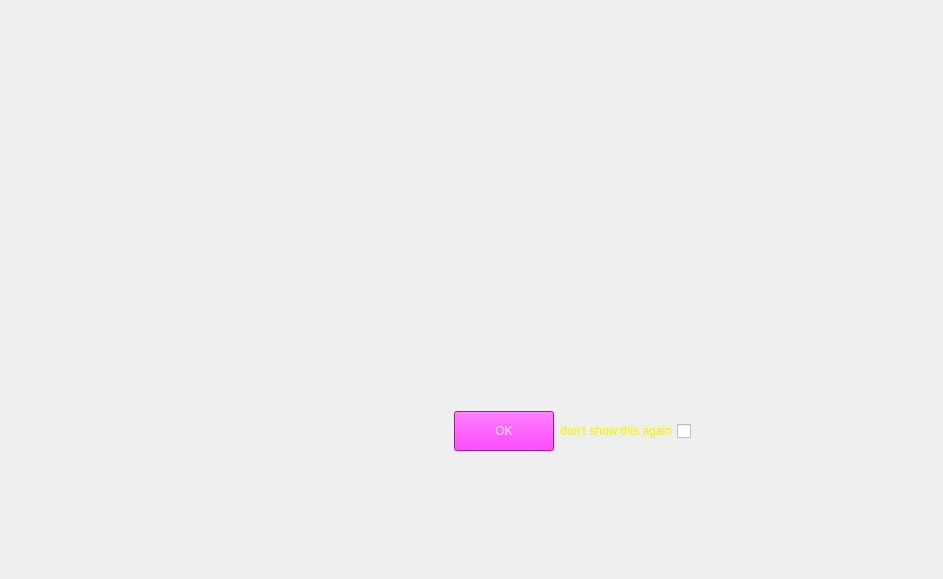
Old version of the form FunctionLib_UI/DlgHintBox.ui in the repository PoJenCheng/AitherBot_V2.1.
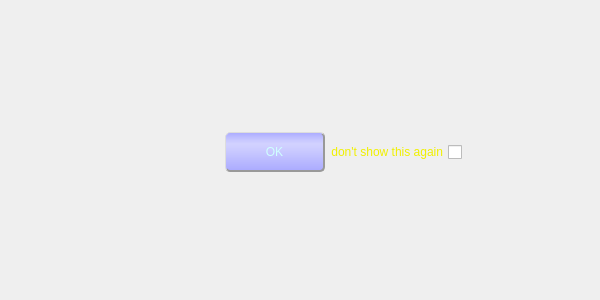
New version of the form. Icons and pictures are not drawn.

Commit message: 更新： - DlgHintBox顯示設定 - DlgHintBox UI button - DlgHintBox可根據文字及pixelSize自動放大對話框

```diff
--- a/FunctionLib_UI/DlgHintBox.ui
+++ b/FunctionLib_UI/DlgHintBox.ui
@@ -6,10 +6,16 @@
    <rect>
     <x>0</x>
     <y>0</y>
-    <width>943</width>
-    <height>579</height>
+    <width>600</width>
+    <height>300</height>
    </rect>
   </property>
+  <property name="minimumSize">
+   <size>
+    <width>600</width>
+    <height>300</height>
+   </size>
+  </property>
   <property name="windowTitle">
    <string>Dialog</string>
   </property>
@@ -31,6 +37,25 @@
    </property>
    <item row="0" column="0">
     <widget class="QStackedWidget" name="stackedWidget">
+     <property name="styleSheet">
+      <string notr="true">QPushButton{
+	font: 24px &quot;Arial&quot;;
+	color:rgb(241, 231, 255);
+	background-color: qlineargradient(spread:pad, x1:0, y1:0, x2:0, y2:1, stop:0 rgb(170, 170, 255), stop:0.2 rgb(200, 200, 255), stop:0.3 rgb(210, 210, 255), stop:0.5 rgb(200, 200, 255),  stop:1 rgb(170, 170, 255));
+	border-radius: 5px;
+	border-top:1px solid #ddd;
+	border-left:1px solid #ddd;
+	border-bottom:2px solid #999;
+	border-right:2px solid #999;
+}
+
+QPushButton:pressed{
+	border-top:2px solid #999;
+	border-left:2px solid #999;
+	border-bottom:1px solid #ddd;
+	border-right:1px solid #ddd;
+}</string>
+     </property>
      <property name="currentIndex">
       <number>3</number>
      </property>
@@ -986,12 +1011,6 @@
 	color:rgb(207, 255, 255);
 }
 
-QPushButton{
-	font: 24px &quot;Arial&quot;;
-	background-color:#ff00ff;
-	color:rgb(241, 231, 255);
-}
-
 QCheckBox{
 	font:12px &quot;Arial&quot;;
 	color:rgb(240, 240, 0);
@@ -1017,7 +1036,7 @@
           <item row="0" column="0">
            <widget class="QLabel" name="lblHintText_DLSide">
             <property name="styleSheet">
-             <string notr="true">font:36px &quot;Arial&quot;;</string>
+             <string notr="true">font:48px;</string>
             </property>
             <property name="text">
              <string/>
```
Left out of the diff: 23 changed lines with no effect on the pictures. The commit also changes 4 other files.
